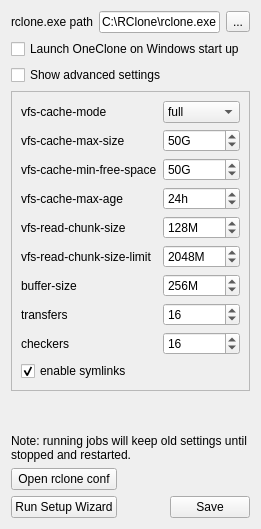
Qt form src/ui/controllers/SettingsTabController.ui (duri93/OneClone) before a commit.
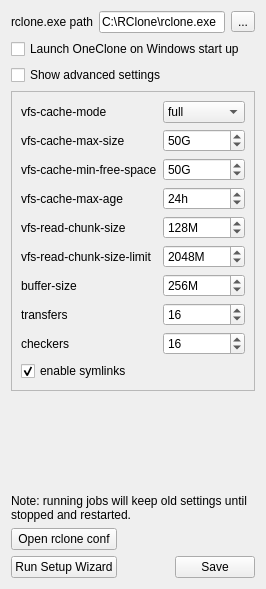
The same form after that commit. Icons and pictures are not drawn.

Commit message: Updated widget names following refactoring

```diff
--- a/src/ui/controllers/SettingsTabController.ui
+++ b/src/ui/controllers/SettingsTabController.ui
@@ -2,7 +2,15 @@
 <ui version="4.0">
  <class>SettingsTabController</class>
  <widget class="QWidget" name="SettingsTabController">
-    <layout class="QVBoxLayout" name="verticalLayout_4">
+  <property name="geometry">
+   <rect>
+    <x>0</x>
+    <y>0</y>
+    <width>266</width>
+    <height>589</height>
+   </rect>
+  </property>
+  <layout class="QVBoxLayout" name="verticalLayout_4">
    <item>
     <layout class="QHBoxLayout" name="settingsRcloneLayout">
      <item>
@@ -61,7 +69,7 @@
        <rect>
         <x>0</x>
         <y>0</y>
-        <width>364</width>
+        <width>246</width>
         <height>333</height>
        </rect>
       </property>
```
Left out of the diff: 72 changed lines with no effect on the pictures. The commit also changes 6 other files.
